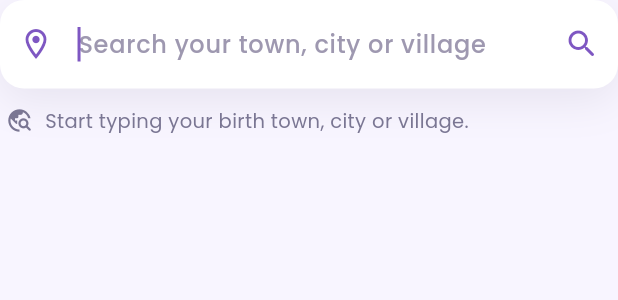
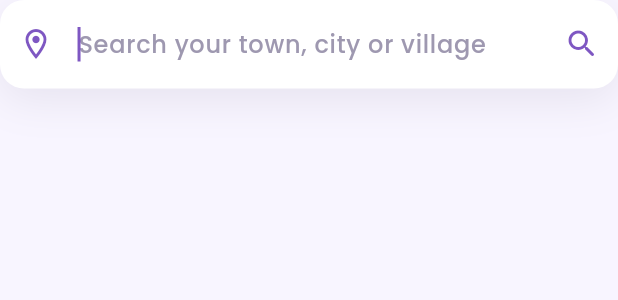
Before and after one commit to aaddrriisshh-dev/Asktro, a Flutter app: the _CitySearchField widget shown alone on an empty page, opened directly with empty values, on a phone screen of 412 x 824 dp. Shown: the top 300 px of the screen. Run offline on Flutter 3.47's test engine with Material 3 defaults, Android fonts, the phone set to English and light mode, and no system bars; our stand-ins replace audioplayers, cached_network_image, cloud_firestore, cloud_functions, connectivity_plus, equatable and 18 more; missing offline and left inert: agora_rtc_engine, firebase_app_check, flutter_file_dialog, razorpay_flutter; accounts and stored records are empty.

Commit message:
onboarding polish: left-align OTP entry; declutter place step
- OTP field: start-aligned with no centered '••••••' hint, so the cursor sits at
  the left and digits fill in as typed (the centered dashes+cursor confused users
  about where to type).
- Place step: drop the extra inline hint under the search field; the field's own
  placeholder + the floating suggestions are enough — cleaner look.

```diff
--- a/apps/customer/lib/features/profile_setup/profile_setup_screen.dart
+++ b/apps/customer/lib/features/profile_setup/profile_setup_screen.dart
@@ -1020,10 +1020,6 @@ class _CitySearchFieldState extends State<_CitySearchField> {
               ),
             ),
           ),
-          // A quiet inline hint before typing; the live suggestions render in the
-          // floating dropdown above, so nothing here is ever covered.
-          if (_query.trim().length < 2)
-            _hint(Icons.travel_explore_rounded, 'Start typing your birth town, city or village.'),
         ],
       ),
     );
@@ -1095,19 +1091,6 @@ class _CitySearchFieldState extends State<_CitySearchField> {
     );
   }
 
-  Widget _hint(IconData icon, String text) {
-    return Padding(
-      padding: const EdgeInsets.only(top: 12, left: 4),
-      child: Row(
-        children: [
-          Icon(icon, color: Ob.grey, size: 18),
-          const SizedBox(width: 8),
-          Expanded(child: Text(text, style: Ob.note)),
-        ],
-      ),
-    );
-  }
-
   Widget _resultTile(PlaceResult p) {
     return ListTile(
       contentPadding: const EdgeInsets.symmetric(horizontal: 14, vertical: 2),
```
Also changed, not shown: apps/customer/lib/features/auth/otp_screen.dart (+8 -3 lines).
